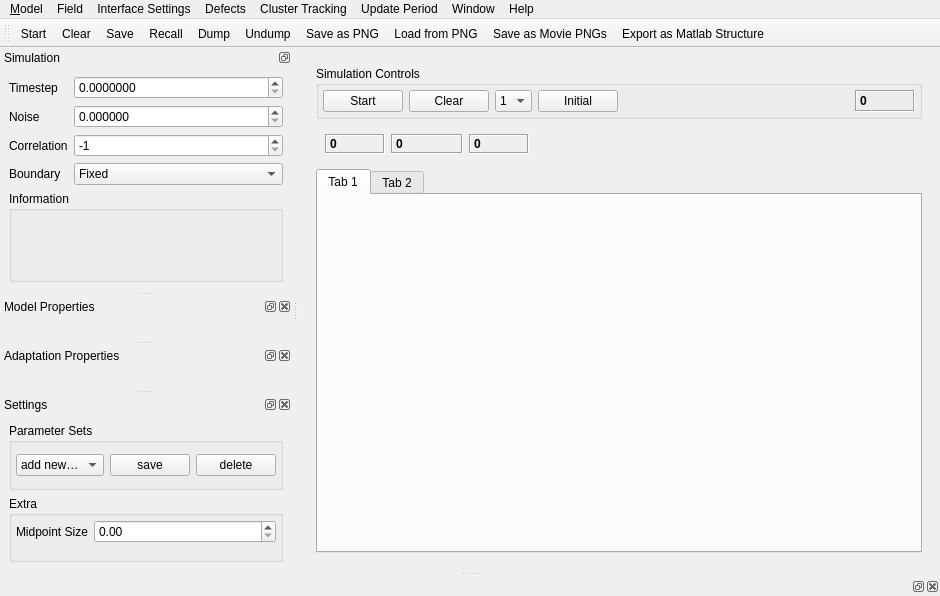
First picture: the form in ui/plotwindow_2d.ui, repository Debilski/Wellenprogramm, before the edit.
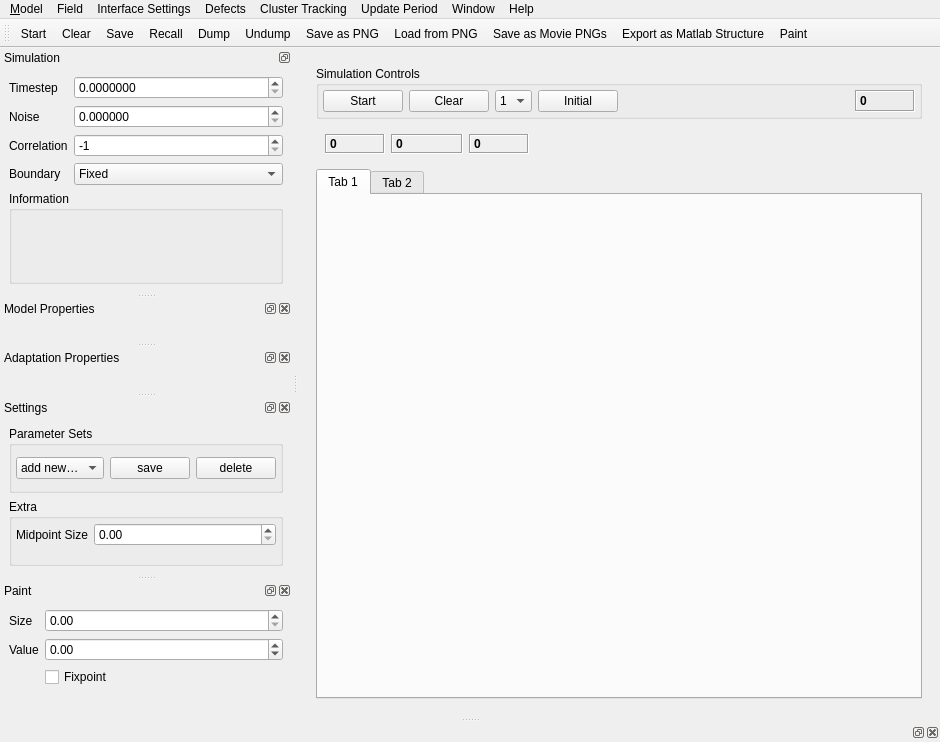
Second picture: the form after the edit. Custom widgets are drawn as their Qt base class.

Commit message: Weitere Änderungen am Controller für Paint-Modus.

What changed in the file:
```diff
--- a/ui/plotwindow_2d.ui
+++ b/ui/plotwindow_2d.ui
@@ -7,7 +7,7 @@
     <x>0</x>
     <y>0</y>
     <width>940</width>
-    <height>596</height>
+    <height>742</height>
    </rect>
   </property>
   <property name="sizePolicy">
@@ -686,6 +686,60 @@
    <addaction name="actionLoad_from_Png"/>
    <addaction name="actionSave_as_Movie_Pngs"/>
    <addaction name="actionExport_as_Matlab_Structure"/>
+   <addaction name="actionPaint_Mode"/>
+  </widget>
+  <widget class="QDockWidget" name="paintDockWidget">
+   <property name="visible">
+    <bool>true</bool>
+   </property>
+   <property name="floating">
+    <bool>true</bool>
+   </property>
+   <property name="windowTitle">
+    <string>Paint</string>
+   </property>
+   <attribute name="dockWidgetArea">
+    <number>1</number>
+   </attribute>
+   <widget class="QWidget" name="dockWidgetContents">
+    <layout class="QVBoxLayout" name="verticalLayout_6">
+     <item>
+      <layout class="QFormLayout" name="formLayout_2">
+       <item row="2" column="1">
+        <widget class="QDoubleSpinBox" name="paintValueSpinBox">
+         <property name="minimum">
+          <double>-99.989999999999995</double>
+         </property>
+        </widget>
+       </item>
+       <item row="2" column="0">
+        <widget class="QLabel" name="label_2">
+         <property name="text">
+          <string>Value</string>
+         </property>
+        </widget>
+       </item>
+       <item row="0" column="0">
+        <widget class="QLabel" name="label_3">
+         <property name="text">
+          <string>Size</string>
+         </property>
+        </widget>
+       </item>
+       <item row="0" column="1">
+        <widget class="QDoubleSpinBox" name="paintSizeSpinBox"/>
+       </item>
+       <item row="3" column="1">
+        <widget class="QCheckBox" name="paintFixpointCheckbox">
+         <property name="text">
+          <string>Fixpoint</string>
+         </property>
+        </widget>
+       </item>
+      </layout>
+     </item>
+    </layout>
+   </widget>
   </widget>
   <action name="actionTest">
    <property name="text">
@@ -913,6 +967,14 @@
     <string>.</string>
    </property>
   </action>
+  <action name="actionPaint_Mode">
+   <property name="checkable">
+    <bool>true</bool>
+   </property>
+   <property name="text">
+    <string>Paint</string>
+   </property>
+  </action>
  </widget>
  <customwidgets>
   <customwidget>
```
Left out of the diff: 41 changed lines with no effect on the pictures. The commit also changes 4 other files.
